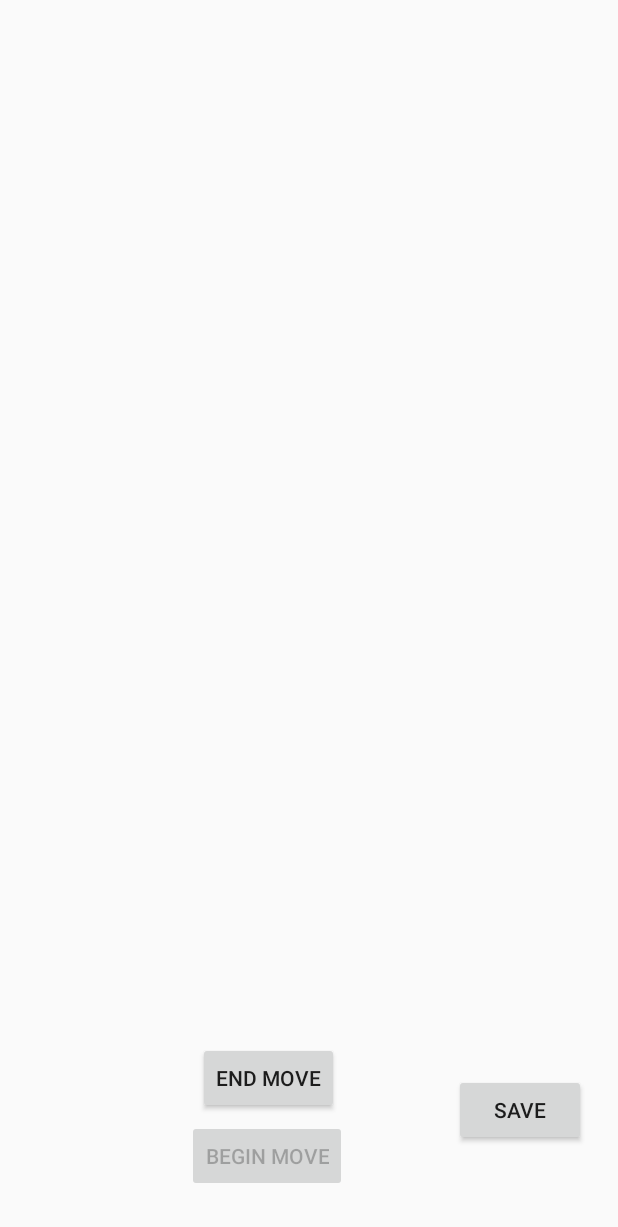
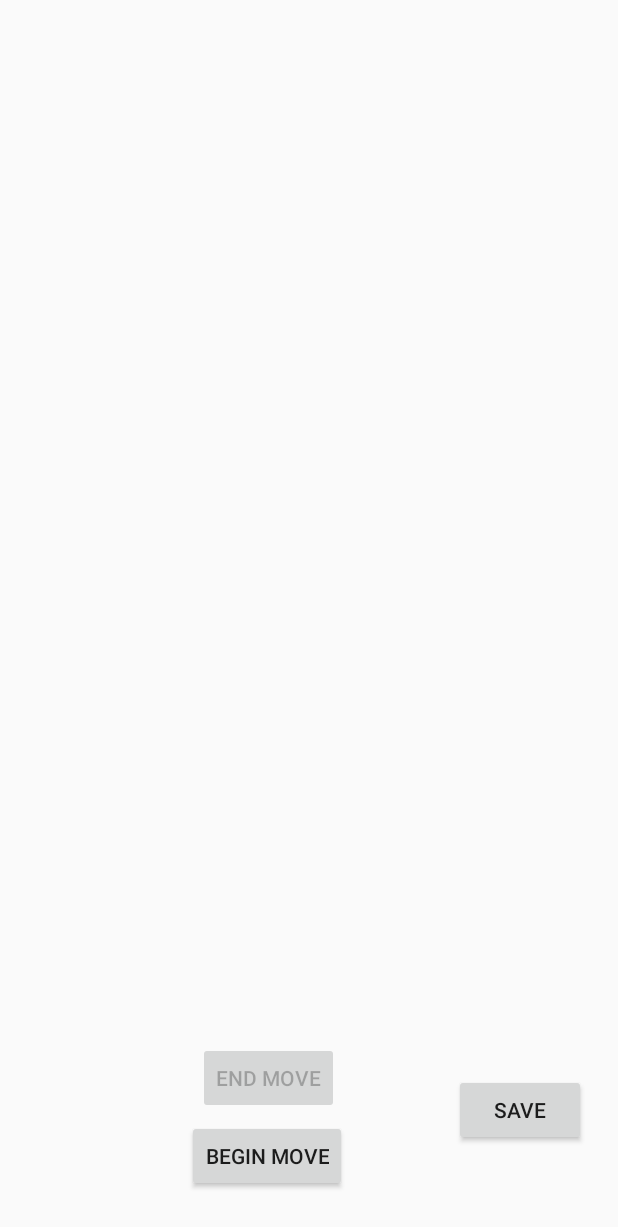
Before and after one commit to StephenUtama/GameCentre, an Android app: the ColdWarMainActivity screen opened directly, with no data from a screen before it, on a phone screen of 412 x 824 dp. Shown: the top 1227 px of the screen. Run offline under Robolectric (Android 15) with nearby library versions, the phone set to English and light mode, and no system bars; 3 statements that could not run were skipped.

Commit message:
Made all pieces anonymous at game start

```diff
--- a/Phase2/GameCentre/app/src/main/java/fall2018/csc2017/coldwar/Agent.java
+++ b/Phase2/GameCentre/app/src/main/java/fall2018/csc2017/coldwar/Agent.java
@@ -9,7 +9,7 @@ public abstract class Agent implements Serializable {
     /*
         Indicates whether this piece is visible.
          */
-    public boolean isVisible = true;
+    public boolean isVisible = false;
 
     public boolean isVisible() {
         return isVisible;
--- a/Phase2/GameCentre/app/src/main/res/layout/activity_cold_war_main.xml
+++ b/Phase2/GameCentre/app/src/main/res/layout/activity_cold_war_main.xml
@@ -21,7 +21,8 @@ tools:context="fall2018.csc2017.coldwar.ColdWarMainActivity">
         android:layout_alignParentBottom="true"
         android:layout_marginStart="132dp"
         android:layout_marginBottom="81dp"
-        android:text="End Move" />
+        android:text="End Move"
+        android:enabled="false"/>
 
     <Button
         android:onClick="beginMoveButtonClicked"
@@ -33,7 +34,7 @@ tools:context="fall2018.csc2017.coldwar.ColdWarMainActivity">
         android:layout_marginStart="-7dp"
         android:layout_marginBottom="29dp"
         android:text="begin move"
-        android:enabled="false"/>
+        android:enabled="true"/>
 
     <Button
         android:id="@+id/saveButton"
```
